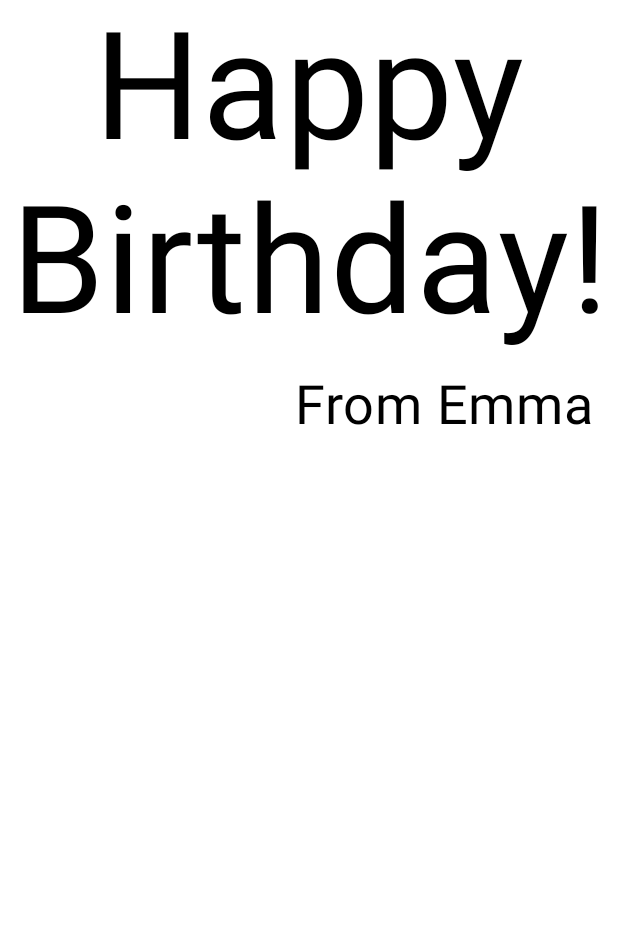
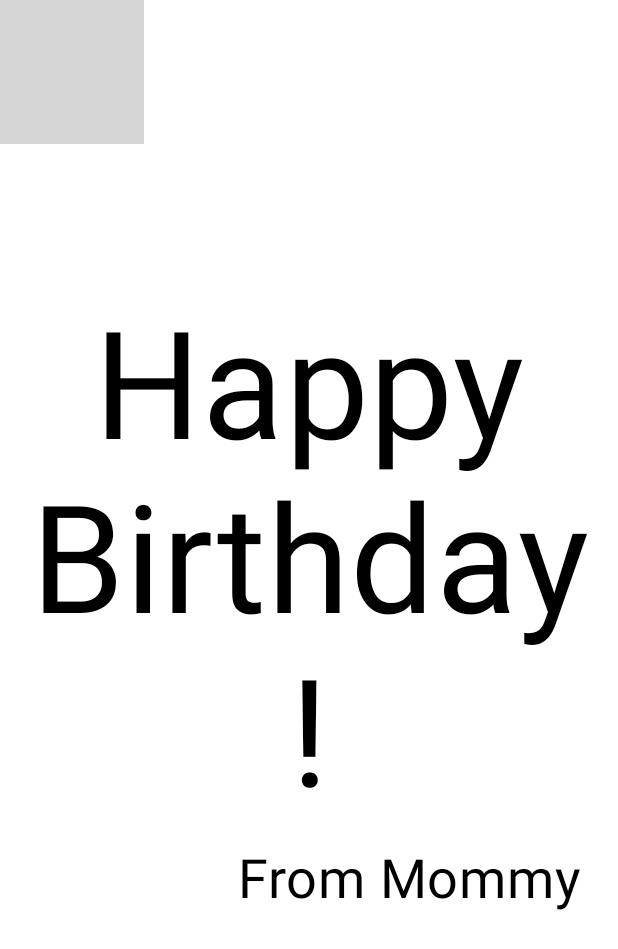
Before and after one commit to elikcookie/happyBirthdayKotlin, an Android app built with Jetpack Compose: the @Preview function BirthdayCardPreview, on a phone screen of 412 x 824 dp. Shown: the top 949 px of the screen. Run offline under Robolectric (Android 15) with nearby library versions, the phone set to English and light mode, and no system bars; grey boxes are pictures that could not be loaded.

Commit message:
added image

```diff
--- a/app/src/main/java/com/example/happybirthday/MainActivity.kt
+++ b/app/src/main/java/com/example/happybirthday/MainActivity.kt
@@ -1,11 +1,11 @@
 package com.example.happybirthday
-
+import androidx.compose.foundation.Image
 import android.os.Bundle
 import androidx.activity.ComponentActivity
 import androidx.activity.compose.setContent
 import androidx.compose.foundation.layout.Arrangement
+import androidx.compose.foundation.layout.Box
 import androidx.compose.foundation.layout.Column
-import androidx.compose.foundation.layout.Row
 import androidx.compose.foundation.layout.fillMaxSize
 import androidx.compose.foundation.layout.padding
 import androidx.compose.material3.MaterialTheme
@@ -14,7 +14,7 @@ import androidx.compose.material3.Text
 import androidx.compose.runtime.Composable
 import androidx.compose.ui.Alignment
 import androidx.compose.ui.Modifier
-import androidx.compose.ui.graphics.Color
+import androidx.compose.ui.res.painterResource
 import androidx.compose.ui.text.style.TextAlign
 import androidx.compose.ui.tooling.preview.Preview
 import androidx.compose.ui.unit.dp
@@ -31,7 +31,7 @@ class MainActivity : ComponentActivity() {
                     modifier = Modifier.fillMaxSize(),
                     color = MaterialTheme.colorScheme.background
                 ) {
-                    GreetingText(message = "Happy Birthday Kafka!", from = "From Ellie")
+                    GreetingImage(message = "Happy Birthday Kafka!", from = "From Ellie")
                 }
             }
         }
@@ -60,10 +60,28 @@ fun GreetingText(message: String, from: String, modifier: Modifier = Modifier){
     }
 }
 
+@Composable
+fun GreetingImage(message: String, from: String, modifier: Modifier = Modifier){
+    val image = painterResource(R.drawable.kafka)
+    Box {
+        Image(
+            painter = image,
+            contentDescription = null
+        )
+        GreetingText(
+            message = message,
+            from = from,
+            modifier = Modifier
+                .fillMaxSize()
+                .padding(8.dp)
+        )
+    }
+}
+
 @Preview(showBackground = true)
 @Composable
 fun BirthdayCardPreview() {
     HappyBirthdayTheme {
-        GreetingText(message = "Happy Birthday!", from = "From Emma")
+        GreetingImage(message = "Happy Birthday!", from = "From Mommy")
     }
 }
```
Also changed, not shown: 1 other file.
